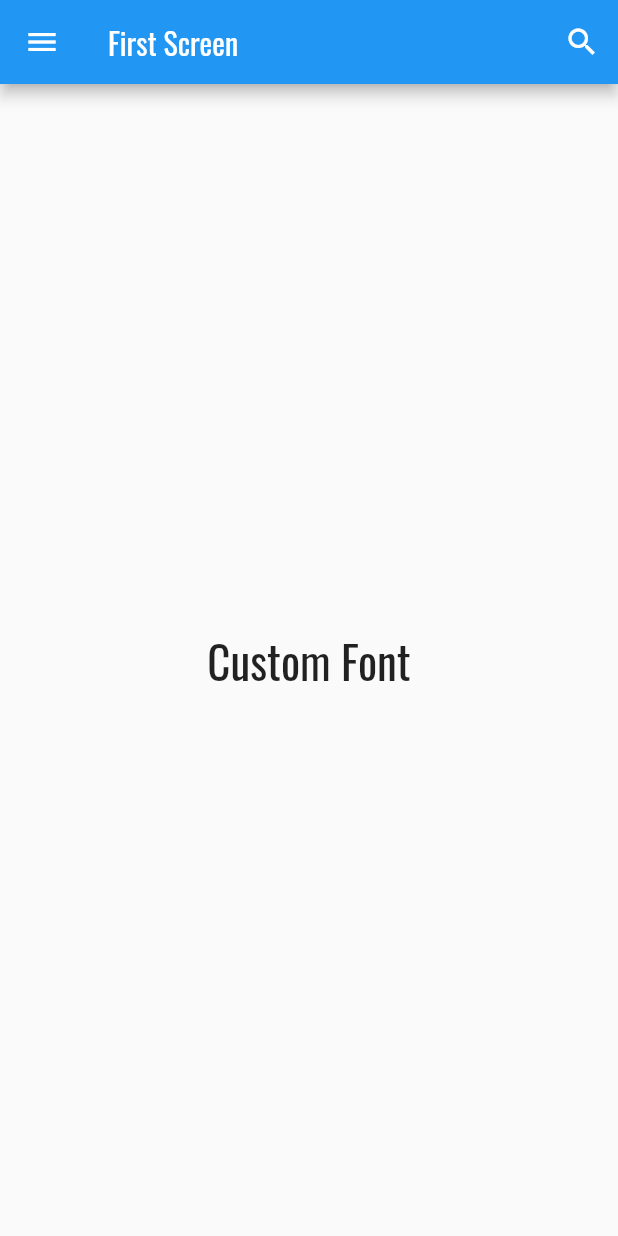
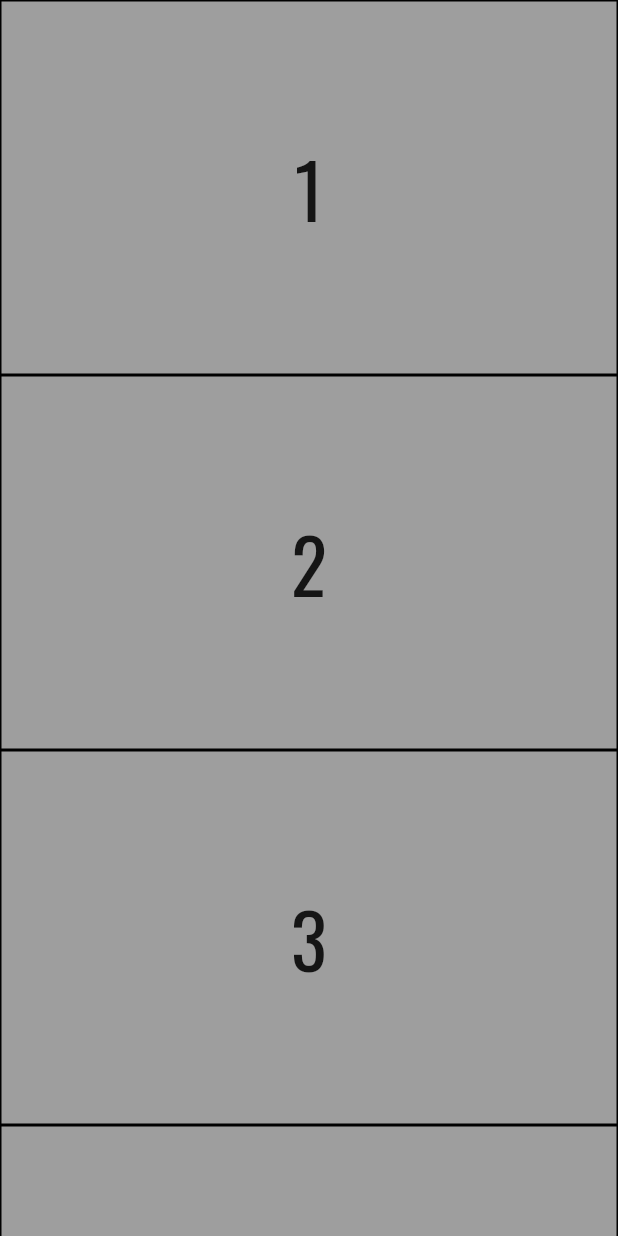
Before and after one commit to jonrysimbolon/flutter_app_2, a Flutter app: the screen it shows after launch, on a phone screen of 412 x 824 dp. Run offline on Flutter 3.47's test engine with Material 2 defaults, Android fonts, the phone set to English and light mode, and no system bars.

Commit message:
statik data dengan listview

```diff
--- a/lib/image_component.dart
+++ b/lib/image_component.dart
@@ -29,12 +29,12 @@ class _SixScreen extends State<SixScreen> {
         ),
       ),
       body: Center(
-        child: /*Image.network( // from remote
+        child: Image.network( // from remote
           'https://picsum.photos/200/300',
           width: 200,
           height: 200,
-        )*/
-            Image.asset('images/android.png'), // from local
+        )
+            //Image.asset('images/android.png'), // from local
       ),
     );
   }
--- /dev/null
+++ b/lib/listview_screen.dart
@@ -0,0 +1,72 @@
+import 'package:flutter/material.dart';
+
+class EightScreen extends StatefulWidget {
+  const EightScreen({Key? key}) : super(key: key);
+
+  @override
+  State<StatefulWidget> createState() => _EightScreen();
+}
+
+class _EightScreen extends State<EightScreen> {
+  @override
+  Widget build(BuildContext context) {
+    return Scaffold(
+      body: ListView(
+          children: [
+            Container(
+              height: 250,
+              decoration: BoxDecoration(
+                color: Colors.grey,
+                border: Border.all(color: Colors.black),
+              ),
+              child: const Center(
+                child: Text(
+                  '1',
+                  style: TextStyle(fontSize: 50),
+                ),
+              ),
+            ),
+            Container(
+              height: 250,
+              decoration: BoxDecoration(
+                color: Colors.grey,
+                border: Border.all(color: Colors.black),
+              ),
+              child: const Center(
+                child: Text(
+                  '2',
+                  style: TextStyle(fontSize: 50),
+                ),
+              ),
+            ),
+            Container(
+              height: 250,
+              decoration: BoxDecoration(
+                color: Colors.grey,
+                border: Border.all(color: Colors.black),
+              ),
+              child: const Center(
+                child: Text(
+                  '3',
+                  style: TextStyle(fontSize: 50),
+                )
+                ),
+            ),
+            Container(
+              height: 250,
+              decoration: BoxDecoration(
+                color: Colors.grey,
+                border: Border.all(color: Colors.black),
+              ),
+              child: const Center(
+                child: Text(
+                  '4',
+                  style: TextStyle(fontSize: 50),
+                ),
+              ),
+            )
+          ]
+      )
+    );
+  }
+}
--- a/lib/main.dart
+++ b/lib/main.dart
@@ -5,7 +5,8 @@ import 'package:flutter/material.dart';
 //import 'package:flutter_app_2/third_screen.dart';
 //import 'package:flutter_app_2/textfield_button_onchanged.dart';
 //import 'package:flutter_app_2/image_component.dart';
-import 'package:flutter_app_2/font_component.dart';
+//import 'package:flutter_app_2/font_component.dart';
+import 'package:flutter_app_2/listview_screen.dart';
 
 void main() {
   runApp(const MyApp());
@@ -28,7 +29,8 @@ class MyApp extends StatelessWidget {
       //home: const FourScreen(),
       //home: const FiveScreen(),
       //home: const SixScreen(),
-      home: const SevenScreen(),
+      //home: const SevenScreen(),
+      home: const EightScreen(),
     );
   }
 }
```
